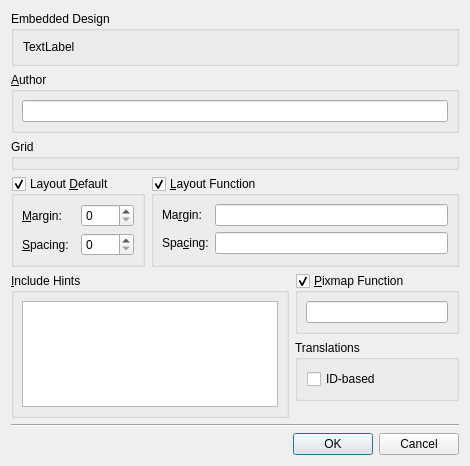
Above: src/designer/src/components/formeditor/formwindowsettings.ui from qt/qttools before the change. Below: the same form after it.
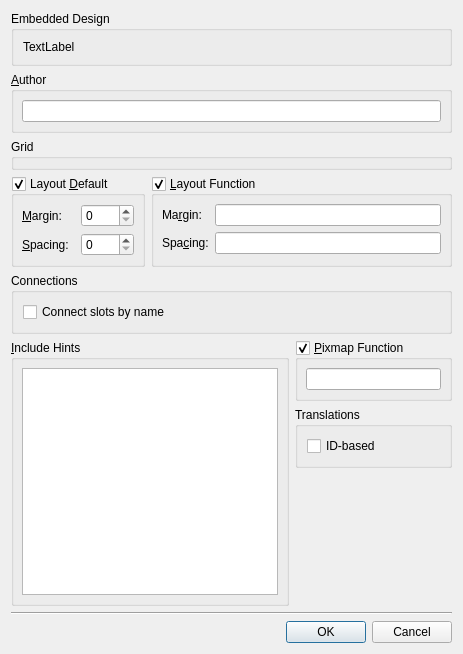
That is the form after the change. Custom widgets are drawn as their Qt base class.

Commit message:
Qt Designer: Add a setting for calling connectSlotsByName()
Add a boolean attribute to DomUI and a form setting, allowing for
per-form migration to the Qt 5 connection syntax.

[ChangeLog][Designer] A per-form setting for disabling generating
calls to QObject::connectSlotsByName() has been added to support
migrating forms to Qt 5 connection syntax.

Task-number: QTBUG-76375

```diff
--- a/src/designer/src/components/formeditor/formwindowsettings.ui
+++ b/src/designer/src/components/formeditor/formwindowsettings.ui
@@ -33,20 +33,201 @@
    <rect>
     <x>0</x>
     <y>0</y>
-    <width>470</width>
-    <height>466</height>
+    <width>463</width>
+    <height>654</height>
    </rect>
   </property>
   <property name="windowTitle">
    <string>Form Settings</string>
   </property>
   <layout class="QGridLayout">
+   <item row="9" column="0" colspan="2">
+    <widget class="QDialogButtonBox" name="buttonBox">
+     <property name="orientation">
+      <enum>Qt::Horizontal</enum>
+     </property>
+     <property name="standardButtons">
+      <set>QDialogButtonBox::Cancel|QDialogButtonBox::Ok</set>
+     </property>
+    </widget>
+   </item>
+   <item row="2" column="0" colspan="2">
+    <widget class="qdesigner_internal::GridPanel" name="gridPanel">
+     <property name="title">
+      <string>Grid</string>
+     </property>
+    </widget>
+   </item>
+   <item row="5" column="0" rowspan="3">
+    <widget class="QGroupBox" name="includeHintsGroupBox">
+     <property name="title">
+      <string>&amp;Include Hints</string>
+     </property>
+     <layout class="QVBoxLayout">
+      <property name="spacing">
+       <number>6</number>
+      </property>
+      <property name="leftMargin">
+       <number>8</number>
+      </property>
+      <property name="topMargin">
+       <number>8</number>
+      </property>
+      <property name="rightMargin">
+       <number>8</number>
+      </property>
+      <property name="bottomMargin">
+       <number>8</number>
+      </property>
+      <item>
+       <widget class="QTextEdit" name="includeHintsTextEdit"/>
+      </item>
+     </layout>
+    </widget>
+   </item>
+   <item row="6" column="1">
+    <widget class="QGroupBox" name="translationsGroupBox">
+     <property name="title">
+      <string>Translations</string>
+     </property>
+     <layout class="QVBoxLayout" name="verticalLayout_2">
+      <item>
+       <widget class="QCheckBox" name="idBasedTranslationsCheckBox">
+        <property name="text">
+         <string>ID-based</string>
+        </property>
+       </widget>
+      </item>
+     </layout>
+    </widget>
+   </item>
+   <item row="5" column="1">
+    <layout class="QHBoxLayout">
+     <property name="spacing">
+      <number>6</number>
+     </property>
+     <property name="leftMargin">
+      <number>0</number>
+     </property>
+     <property name="topMargin">
+      <number>0</number>
+     </property>
+     <property name="rightMargin">
+      <number>0</number>
+     </property>
+     <property name="bottomMargin">
+      <number>0</number>
+     </property>
+     <item>
+      <widget class="QGroupBox" name="pixmapFunctionGroupBox">
+       <property name="title">
+        <string>&amp;Pixmap Function</string>
+       </property>
+       <property name="checkable">
+        <bool>true</bool>
+       </property>
+       <layout class="QVBoxLayout">
+        <property name="spacing">
+         <number>6</number>
+        </property>
+        <property name="leftMargin">
+         <number>8</number>
+        </property>
+        <property name="topMargin">
+         <number>8</number>
+        </property>
+        <property name="rightMargin">
+         <number>8</number>
+        </property>
+        <property name="bottomMargin">
+         <number>8</number>
+        </property>
+        <item>
+         <widget class="QLineEdit" name="pixmapFunctionLineEdit"/>
+        </item>
+       </layout>
+      </widget>
+     </item>
+    </layout>
+   </item>
+   <item row="8" column="0" colspan="2">
+    <widget class="Line" name="line">
+     <property name="orientation">
+      <enum>Qt::Horizontal</enum>
+     </property>
+    </widget>
+   </item>
+   <item row="1" column="0" colspan="2">
+    <widget class="QGroupBox" name="pixmapFunctionGroupBox_2">
+     <property name="title">
+      <string>&amp;Author</string>
+     </property>
+     <layout class="QVBoxLayout">
+      <property name="spacing">
+       <number>6</number>
+      </property>
+      <property name="leftMargin">
+       <number>8</number>
+      </property>
+      <property name="topMargin">
+       <number>8</number>
+      </property>
+      <property name="rightMargin">
+       <number>8</number>
+      </property>
+      <property name="bottomMargin">
+       <number>8</number>
+      </property>
+      <item>
+       <widget class="QLineEdit" name="authorLineEdit"/>
+      </item>
+     </layout>
+    </widget>
+   </item>
+   <item row="7" column="1">
+    <spacer>
+     <property name="orientation">
+      <enum>Qt::Vertical</enum>
+     </property>
+     <property name="sizeHint" stdset="0">
+      <size>
+       <width>111</width>
+       <height>115</height>
+      </size>
+     </property>
+    </spacer>
+   </item>
+   <item row="0" column="0" colspan="2">
+    <widget class="QGroupBox" name="embeddedGroupBox">
+     <property name="title">
+      <string>Embedded Design</string>
+     </property>
+     <layout class="QVBoxLayout" name="verticalLayout">
+      <item>
+       <widget class="QLabel" name="deviceProfileLabel">
+        <property name="text">
+         <string notr="true">TextLabel</string>
+        </property>
+       </widget>
+      </item>
+     </layout>
+    </widget>
+   </item>
    <item row="3" column="0" colspan="2">
     <layout class="QHBoxLayout">
      <property name="spacing">
       <number>6</number>
      </property>
-     <property name="margin">
+     <property name="leftMargin">
+      <number>0</number>
+     </property>
+     <property name="topMargin">
+      <number>0</number>
+     </property>
+     <property name="rightMargin">
+      <number>0</number>
+     </property>
+     <property name="bottomMargin">
       <number>0</number>
      </property>
      <item>
@@ -139,142 +320,22 @@
      </item>
     </layout>
    </item>
-   <item row="4" column="1">
-    <layout class="QHBoxLayout">
-     <property name="spacing">
-      <number>6</number>
-     </property>
-     <property name="margin">
-      <number>0</number>
-     </property>
-     <item>
-      <widget class="QGroupBox" name="pixmapFunctionGroupBox">
-       <property name="title">
-        <string>&amp;Pixmap Function</string>
-       </property>
-       <property name="checkable">
-        <bool>true</bool>
-       </property>
-       <layout class="QVBoxLayout">
-        <property name="spacing">
-         <number>6</number>
-        </property>
-        <property name="margin">
-         <number>8</number>
-        </property>
-        <item>
-         <widget class="QLineEdit" name="pixmapFunctionLineEdit"/>
-        </item>
-       </layout>
-      </widget>
-     </item>
-    </layout>
-   </item>
-   <item row="8" column="0" colspan="2">
-    <widget class="QDialogButtonBox" name="buttonBox">
-     <property name="orientation">
-      <enum>Qt::Horizontal</enum>
-     </property>
-     <property name="standardButtons">
-      <set>QDialogButtonBox::Cancel|QDialogButtonBox::Ok</set>
-     </property>
-    </widget>
-   </item>
-   <item row="7" column="0" colspan="2">
-    <widget class="Line" name="line">
-     <property name="orientation">
-      <enum>Qt::Horizontal</enum>
-     </property>
-    </widget>
-   </item>
-   <item row="4" column="0" rowspan="3">
-    <widget class="QGroupBox" name="includeHintsGroupBox">
+   <item row="4" column="0" colspan="2">
+    <widget class="QGroupBox" name="connectionsGroupBox">
      <property name="title">
-      <string>&amp;Include Hints</string>
+      <string>Connections</string>
      </property>
-     <layout class="QVBoxLayout">
-      <property name="spacing">
-       <number>6</number>
-      </property>
-      <property name="margin">
-       <number>8</number>
-      </property>
+     <layout class="QVBoxLayout" name="verticalLayout_3">
       <item>
-       <widget class="QTextEdit" name="includeHintsTextEdit"/>
-      </item>
-     </layout>
-    </widget>
-   </item>
-   <item row="2" column="0" colspan="2">
-    <widget class="qdesigner_internal::GridPanel" name="gridPanel">
-     <property name="title">
-      <string>Grid</string>
-     </property>
-    </widget>
-   </item>
-   <item row="0" column="0" colspan="2">
-    <widget class="QGroupBox" name="embeddedGroupBox">
-     <property name="title">
-      <string>Embedded Design</string>
-     </property>
-     <layout class="QVBoxLayout" name="verticalLayout">
-      <item>
-       <widget class="QLabel" name="deviceProfileLabel">
+       <widget class="QCheckBox" name="connectSlotsByNameCheckBox">
         <property name="text">
-         <string notr="true">TextLabel</string>
+         <string>Connect slots by name</string>
         </property>
        </widget>
       </item>
      </layout>
     </widget>
    </item>
-   <item row="1" column="0" colspan="2">
-    <widget class="QGroupBox" name="pixmapFunctionGroupBox_2">
-     <property name="title">
-      <string>&amp;Author</string>
-     </property>
-     <layout class="QVBoxLayout">
-      <property name="spacing">
-       <number>6</number>
-      </property>
-      <property name="margin">
-       <number>8</number>
-      </property>
-      <item>
-       <widget class="QLineEdit" name="authorLineEdit"/>
-      </item>
-     </layout>
-    </widget>
-   </item>
-   <item row="5" column="1">
-    <widget class="QGroupBox" name="translationsGroupBox">
-     <property name="title">
-      <string>Translations</string>
-     </property>
-     <layout class="QVBoxLayout" name="verticalLayout_2">
-      <item>
-       <widget class="QCheckBox" name="idBasedTranslationsCheckBox">
-        <property name="text">
-         <string>ID-based</string>
-        </property>
-       </widget>
-      </item>
-     </layout>
-    </widget>
-   </item>
-   <item row="6" column="1">
-    <spacer>
-     <property name="orientation">
-      <enum>Qt::Vertical</enum>
-     </property>
-     <property name="sizeHint" stdset="0">
-      <size>
-       <width>111</width>
-       <height>115</height>
-      </size>
-     </property>
-    </spacer>
-   </item>
   </layout>
  </widget>
  <customwidgets>
```
Left out of the diff: 22 changed lines with no effect on the pictures. The commit also changes 7 other files.
